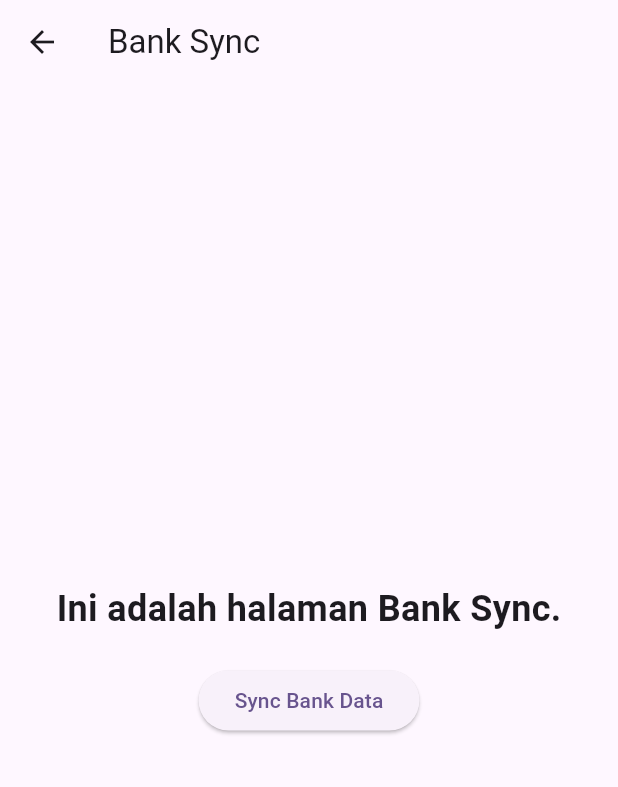
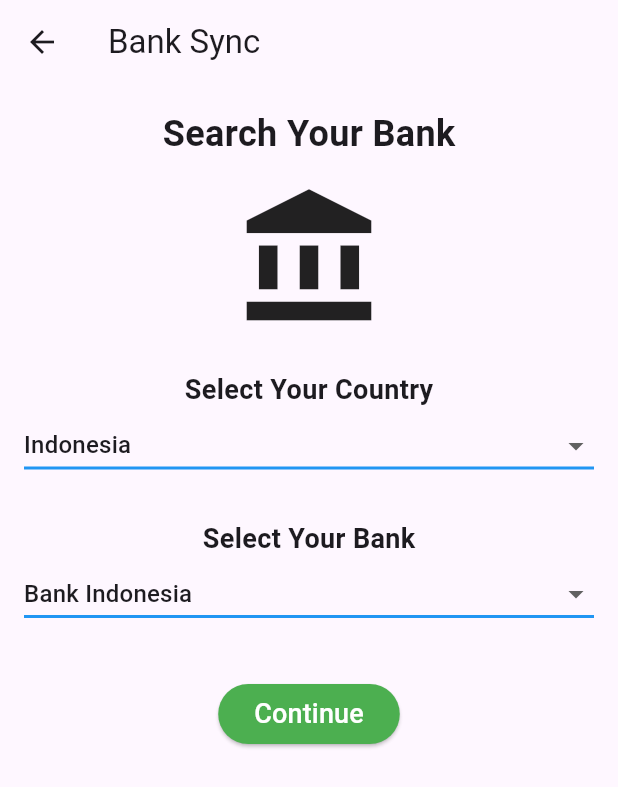
Before and after one commit to lemillionid/wallet_assist, a Flutter app: the screen it shows after launch, in the side drawer, after a tap on "Bank Sync", on a phone screen of 412 x 824 dp. Shown: the top 787 px of the screen. Run offline on Flutter 3.47's test engine with Material 2 defaults, Android fonts, the phone set to English and light mode, and no system bars; our stand-ins replace flutter_svg, syncfusion_flutter_charts.

Commit message:
rev bank_sycn

```diff
--- a/lib/src/features/banksycn/bank_sycn.dart
+++ b/lib/src/features/banksycn/bank_sycn.dart
@@ -1,27 +1,106 @@
 import 'package:flutter/material.dart';
 
-class BankSyncPage extends StatelessWidget {
+class BankSyncPage extends StatefulWidget {
+  const BankSyncPage({Key? key}) : super(key: key);
+
+  @override
+  _BankSyncPageState createState() => _BankSyncPageState();
+}
+
+class _BankSyncPageState extends State<BankSyncPage> {
+  String selectedCountry = 'Indonesia';
+  String selectedBank = 'Bank Indonesia';
+
   @override
   Widget build(BuildContext context) {
     return Scaffold(
       appBar: AppBar(
         title: Text('Bank Sync'),
       ),
-      body: Center(
+      body: Padding(
+        padding: const EdgeInsets.all(16.0),
         child: Column(
-          mainAxisAlignment: MainAxisAlignment.center,
-          children: <Widget>[
+          crossAxisAlignment: CrossAxisAlignment.center,
+          children: [
             Text(
-              'Ini adalah halaman Bank Sync.',
+              'Search Your Bank',
               style: TextStyle(
-                fontSize: 24.0,
+                fontSize: 24,
                 fontWeight: FontWeight.bold,
               ),
             ),
-            SizedBox(height: 20),
+            SizedBox(height: 16),
+            Icon(
+              Icons.account_balance,
+              size: 100,
+            ),
+            SizedBox(height: 25),
+            Text(
+              'Select Your Country',
+              style: TextStyle(
+                fontSize: 18,
+                fontWeight: FontWeight.bold,
+              ),
+            ),
+            DropdownButton<String>(
+              value: selectedCountry,
+              onChanged: (String? newValue) {
+                setState(() {
+                  selectedCountry = newValue!;
+                });
+              },
+              items: <String>['Indonesia', 'Other Country'].map<DropdownMenuItem<String>>((String value) {
+                return DropdownMenuItem<String>(
+                  value: value,
+                  child: Text(value),
+                );
+              }).toList(),
+              isExpanded: true,
+              underline: Container(
+                height: 2,
+                color: Colors.blue, // Warna garis bantu
+              ),
+            ),
+            SizedBox(height: 25),
+            Text(
+              'Select Your Bank',
+              style: TextStyle(
+                fontSize: 18,
+                fontWeight: FontWeight.bold,
+              ),
+            ),
+            DropdownButton<String>(
+              value: selectedBank,
+              onChanged: (String? newValue) {
+                setState(() {
+                  selectedBank = newValue!;
+                });
+              },
+              items: <String>['Bank Indonesia', 'Other Bank'].map<DropdownMenuItem<String>>((String value) {
+                return DropdownMenuItem<String>(
+                  value: value,
+                  child: Text(value),
+                );
+              }).toList(),
+              isExpanded: true,
+              underline: Container(
+                height: 2,
+                color: Colors.blue, // Warna garis bantu
+              ),
+            ),
+            SizedBox(height: 32),
             ElevatedButton(
-              onPressed: () {},
-              child: Text('Sync Bank Data'),
+              onPressed: () {
+                // Tambahkan logika untuk tombol "Continue" di sini
+              },
+              style: ElevatedButton.styleFrom(
+                primary: Colors.green, // Warna latar belakang hijau
+                onPrimary: Colors.white, // Warna teks putih
+              ),
+              child: Text(
+                'Continue',
+                style: TextStyle(fontSize: 18),
+              ),
             ),
           ],
         ),
@@ -29,3 +108,9 @@
     );
   }
 }
+
+void main() {
+  runApp(MaterialApp(
+    home: BankSyncPage(),
+  ));
+}
```
